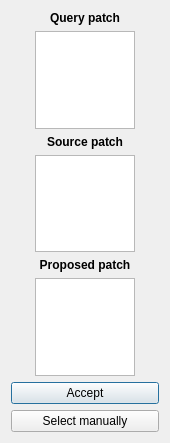
Above: Interactive/PatchVerificationDialog.ui from daviddoria/PatchBasedInpainting before the change. Below: the same form after it.
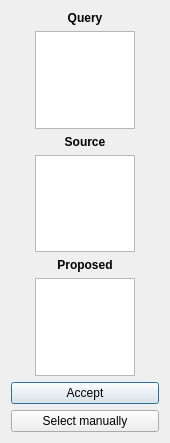
That is the form after the change.

Commit message: Center labels. Show full source patch.

What changed in the file:
```diff
--- a/Interactive/PatchVerificationDialog.ui
+++ b/Interactive/PatchVerificationDialog.ui
@@ -23,7 +23,7 @@
       </font>
      </property>
      <property name="text">
-      <string>Query patch</string>
+      <string>Query</string>
      </property>
      <property name="alignment">
       <set>Qt::AlignCenter</set>
@@ -62,7 +62,7 @@
       </font>
      </property>
      <property name="text">
-      <string>Source patch</string>
+      <string>Source</string>
      </property>
      <property name="alignment">
       <set>Qt::AlignCenter</set>
@@ -98,7 +98,7 @@
       </font>
      </property>
      <property name="text">
-      <string>Proposed patch</string>
+      <string>Proposed</string>
      </property>
      <property name="alignment">
       <set>Qt::AlignCenter</set>
```
The commit also changes 14 other files.
